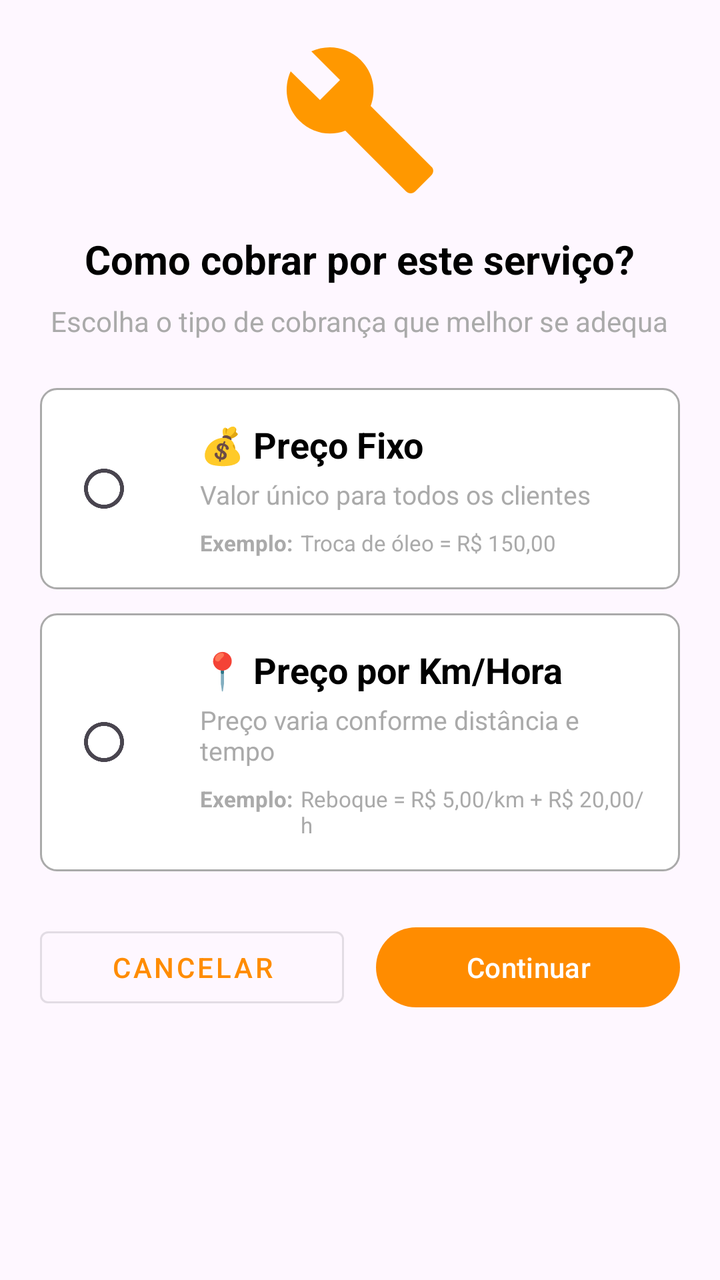
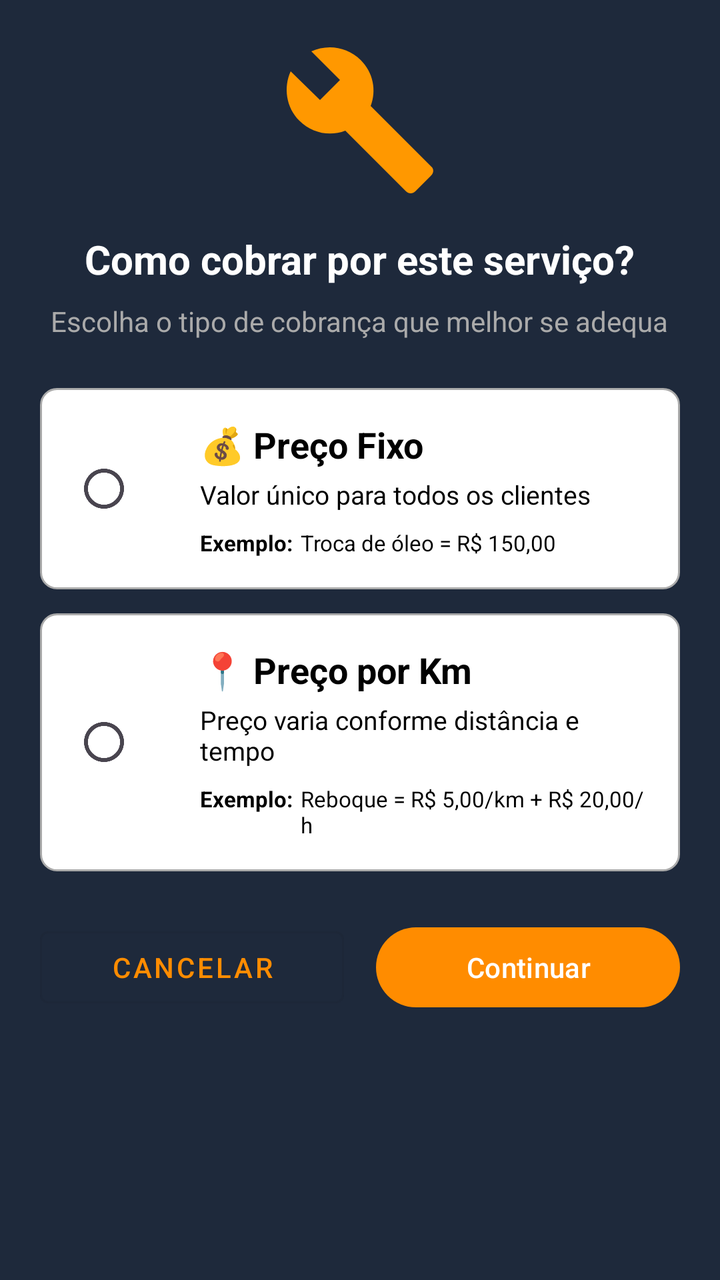

An Android layout rendered at two revisions. The XML below is the earlier revision; the diff shows what the commit changed to produce the second picture.
<!-- AndroidManifest.xml: application theme Theme.Salvo -->
<!-- res/layout/dialog_service_price_mode.xml -->
<?xml version="1.0" encoding="utf-8"?>
<LinearLayout xmlns:android="http://schemas.android.com/apk/res/android"
    xmlns:app="http://schemas.android.com/apk/res-auto"
    android:layout_width="match_parent"
    android:layout_height="wrap_content"
    android:orientation="vertical"
    android:padding="20dp">

    <ImageView
        android:layout_width="80dp"
        android:layout_height="80dp"
        android:src="@drawable/ic_servico"
        android:layout_gravity="center_horizontal"
        android:layout_marginBottom="16dp"
        android:contentDescription="@string/app_name" />

    <TextView
        android:layout_width="wrap_content"
        android:layout_height="wrap_content"
        android:text="Como cobrar por este serviço?"
        android:textSize="20sp"
        android:textStyle="bold"
        android:textColor="@android:color/black"
        android:layout_marginBottom="8dp"
        android:layout_gravity="center_horizontal" />

    <TextView
        android:layout_width="wrap_content"
        android:layout_height="wrap_content"
        android:text="Escolha o tipo de cobrança que melhor se adequa"
        android:textSize="14sp"
        android:textColor="@android:color/darker_gray"
        android:layout_marginBottom="24dp"
        android:layout_gravity="center_horizontal" />

    
    <RadioGroup
        android:id="@+id/radio_group_price_mode"
        android:layout_width="match_parent"
        android:layout_height="wrap_content"
        android:orientation="vertical">

        
        <LinearLayout
            android:layout_width="match_parent"
            android:layout_height="wrap_content"
            android:orientation="horizontal"
            android:gravity="center_vertical"
            android:padding="16dp"
            android:background="@drawable/bg_radio_option"
            android:layout_marginBottom="12dp">

            <RadioButton
                android:id="@+id/radio_fixed_price"
                android:layout_width="wrap_content"
                android:layout_height="wrap_content"
                android:layout_marginEnd="16dp" />

            <LinearLayout
                android:layout_width="0dp"
                android:layout_height="wrap_content"
                android:layout_weight="1"
                android:orientation="vertical">

                <TextView
                    android:layout_width="wrap_content"
                    android:layout_height="wrap_content"
                    android:text="💰 Preço Fixo"
                    android:textSize="18sp"
                    android:textStyle="bold"
                    android:textColor="@android:color/black" />

                <TextView
                    android:layout_width="wrap_content"
                    android:layout_height="wrap_content"
                    android:text="Valor único para todos os clientes"
                    android:textSize="13sp"
                    android:textColor="@android:color/darker_gray"
                    android:layout_marginTop="4dp" />

                <LinearLayout
                    android:layout_width="wrap_content"
                    android:layout_height="wrap_content"
                    android:orientation="horizontal"
                    android:layout_marginTop="8dp">

                    <TextView
                        android:layout_width="wrap_content"
                        android:layout_height="wrap_content"
                        android:text="Exemplo:"
                        android:textSize="11sp"
                        android:textColor="@android:color/darker_gray"
                        android:textStyle="bold"
                        android:layout_marginEnd="4dp" />

                    <TextView
                        android:layout_width="wrap_content"
                        android:layout_height="wrap_content"
                        android:text="Troca de óleo = R$ 150,00"
                        android:textSize="11sp"
                        android:textColor="@android:color/darker_gray" />

                </LinearLayout>

            </LinearLayout>

        </LinearLayout>

        
        <LinearLayout
            android:layout_width="match_parent"
            android:layout_height="wrap_content"
            android:orientation="horizontal"
            android:gravity="center_vertical"
            android:padding="16dp"
            android:background="@drawable/bg_radio_option"
            android:layout_marginBottom="24dp">

            <RadioButton
                android:id="@+id/radio_per_km"
                android:layout_width="wrap_content"
                android:layout_height="wrap_content"
                android:layout_marginEnd="16dp" />

            <LinearLayout
                android:layout_width="0dp"
                android:layout_height="wrap_content"
                android:layout_weight="1"
                android:orientation="vertical">

                <TextView
                    android:layout_width="wrap_content"
                    android:layout_height="wrap_content"
                    android:text="📍 Preço por Km/Hora"
                    android:textSize="18sp"
                    android:textStyle="bold"
                    android:textColor="@android:color/black" />

                <TextView
                    android:layout_width="wrap_content"
                    android:layout_height="wrap_content"
                    android:text="Preço varia conforme distância e tempo"
                    android:textSize="13sp"
                    android:textColor="@android:color/darker_gray"
                    android:layout_marginTop="4dp" />

                <LinearLayout
                    android:layout_width="wrap_content"
                    android:layout_height="wrap_content"
                    android:orientation="horizontal"
                    android:layout_marginTop="8dp">

                    <TextView
                        android:layout_width="wrap_content"
                        android:layout_height="wrap_content"
                        android:text="Exemplo:"
                        android:textSize="11sp"
                        android:textColor="@android:color/darker_gray"
                        android:textStyle="bold"
                        android:layout_marginEnd="4dp" />

                    <TextView
                        android:layout_width="wrap_content"
                        android:layout_height="wrap_content"
                        android:text="Reboque = R$ 5,00/km + R$ 20,00/h"
                        android:textSize="11sp"
                        android:textColor="@android:color/darker_gray" />

                </LinearLayout>

            </LinearLayout>

        </LinearLayout>

    </RadioGroup>

    
    <LinearLayout
        android:layout_width="match_parent"
        android:layout_height="wrap_content"
        android:orientation="horizontal">

        <com.google.android.material.button.MaterialButton
            android:id="@+id/btn_cancelar_modo"
            android:layout_width="0dp"
            android:layout_height="48dp"
            android:layout_weight="1"
            android:text="Cancelar"
            android:textColor="@color/salvo_primaria"
            android:layout_marginEnd="8dp"
            style="@style/Widget.MaterialComponents.Button.OutlinedButton" />

        <com.google.android.material.button.MaterialButton
            android:id="@+id/btn_confirmar_modo"
            android:layout_width="0dp"
            android:layout_height="48dp"
            android:layout_weight="1"
            android:text="Continuar"
            android:textColor="@android:color/white"
            android:layout_marginStart="8dp"
            app:backgroundTint="@color/salvo_primaria" />

    </LinearLayout>

</LinearLayout>
<!-- resources referenced by this layout -->
<resources>
  <color name="salvo_primaria">#FF8C00</color>
  <!-- drawable bg_radio_option (drawable) -->
  <?xml version="1.0" encoding="utf-8"?>
  <shape xmlns:android="http://schemas.android.com/apk/res/android"
      android:shape="rectangle">
      <solid android:color="@android:color/white" />
      <stroke
          android:width="1dp"
          android:color="@android:color/darker_gray" />
      <corners android:radius="8dp" />
  </shape>
  <!-- drawable ic_servico (drawable) -->
  <vector xmlns:android="http://schemas.android.com/apk/res/android"
      android:width="24dp" android:height="24dp"
      android:viewportWidth="24" android:viewportHeight="24">
      <path android:fillColor="#FF9800" android:pathData="M22.7 19l-9.1-9.1c.9-2.3.4-5-1.5-6.9-2-2-5-2.4-7.4-1.3L9 6 6 9 1.6 4.7C.5 7.1.9 10.1 2.9 12.1c1.9 1.9 4.6 2.4 6.9 1.5l9.1 9.1c.4.4 1 .4 1.4 0l2.3-2.3c.5-.4.5-1.1.1-1.4z"/>
  </vector>
  <string name="app_name">Salvo</string>
  <style name="Theme.Salvo" parent="Theme.Material3.Light.NoActionBar">
          <item name="colorPrimary">@color/purple_500</item>
          <item name="colorPrimaryDark">@color/purple_700</item>
          <item name="colorAccent">@color/teal_200</item>
      </style>
  <color name="purple_500">#FF6200EE</color>
  <color name="purple_700">#FF3700B3</color>
  <color name="teal_200">#FF03DAC5</color>
</resources>

<!-- the commit's change to res/layout/dialog_service_price_mode.xml (unified diff, before → after) -->
@@ -2,6 +2,7 @@
 <LinearLayout xmlns:android="http://schemas.android.com/apk/res/android"
     xmlns:app="http://schemas.android.com/apk/res-auto"
     android:layout_width="match_parent"
+    android:background="@drawable/background"
     android:layout_height="wrap_content"
     android:orientation="vertical"
     android:padding="20dp">
@@ -20,7 +21,7 @@
         android:text="Como cobrar por este serviço?"
         android:textSize="20sp"
         android:textStyle="bold"
-        android:textColor="@android:color/black"
+        android:textColor="@android:color/white"
         android:layout_marginBottom="8dp"
         android:layout_gravity="center_horizontal" />
 
@@ -75,7 +76,7 @@
                     android:layout_height="wrap_content"
                     android:text="Valor único para todos os clientes"
                     android:textSize="13sp"
-                    android:textColor="@android:color/darker_gray"
+                    android:textColor="@android:color/black"
                     android:layout_marginTop="4dp" />
 
                 <LinearLayout
@@ -89,7 +90,7 @@
                         android:layout_height="wrap_content"
                         android:text="Exemplo:"
                         android:textSize="11sp"
-                        android:textColor="@android:color/darker_gray"
+                        android:textColor="@android:color/black"
                         android:textStyle="bold"
                         android:layout_marginEnd="4dp" />
 
@@ -98,7 +99,7 @@
                         android:layout_height="wrap_content"
                         android:text="Troca de óleo = R$ 150,00"
                         android:textSize="11sp"
-                        android:textColor="@android:color/darker_gray" />
+                        android:textColor="@android:color/black" />
 
                 </LinearLayout>
 
@@ -131,7 +132,7 @@
                 <TextView
                     android:layout_width="wrap_content"
                     android:layout_height="wrap_content"
-                    android:text="📍 Preço por Km/Hora"
+                    android:text="📍 Preço por Km"
                     android:textSize="18sp"
                     android:textStyle="bold"
                     android:textColor="@android:color/black" />
@@ -141,7 +142,7 @@
                     android:layout_height="wrap_content"
                     android:text="Preço varia conforme distância e tempo"
                     android:textSize="13sp"
-                    android:textColor="@android:color/darker_gray"
+                    android:textColor="@android:color/black"
                     android:layout_marginTop="4dp" />
 
                 <LinearLayout
@@ -155,7 +156,7 @@
                         android:layout_height="wrap_content"
                         android:text="Exemplo:"
                         android:textSize="11sp"
-                        android:textColor="@android:color/darker_gray"
+                        android:textColor="@android:color/black"
                         android:textStyle="bold"
                         android:layout_marginEnd="4dp" />
 
@@ -164,7 +165,7 @@
                         android:layout_height="wrap_content"
                         android:text="Reboque = R$ 5,00/km + R$ 20,00/h"
                         android:textSize="11sp"
-                        android:textColor="@android:color/darker_gray" />
+                        android:textColor="@android:color/black" />
 
                 </LinearLayout>
 
<!-- resource entries referenced after the edit -->
@@ -1,6 +1,15 @@
 <!-- resources referenced by this layout -->
 <resources>
   <color name="salvo_primaria">#FF8C00</color>
+  <!-- drawable background (drawable) -->
+  <?xml version="1.0" encoding="utf-8"?>
+  <shape xmlns:android="http://schemas.android.com/apk/res/android">
+  
+      <solid
+          android:color="@color/bgDark"
+      />
+  
+  </shape>
   <!-- drawable bg_radio_option (drawable) -->
   <?xml version="1.0" encoding="utf-8"?>
   <shape xmlns:android="http://schemas.android.com/apk/res/android"
@@ -23,6 +32,7 @@
           <item name="colorPrimaryDark">@color/purple_700</item>
           <item name="colorAccent">@color/teal_200</item>
       </style>
+  <color name="bgDark">#1E293B</color>
   <color name="purple_500">#FF6200EE</color>
   <color name="purple_700">#FF3700B3</color>
   <color name="teal_200">#FF03DAC5</color>
